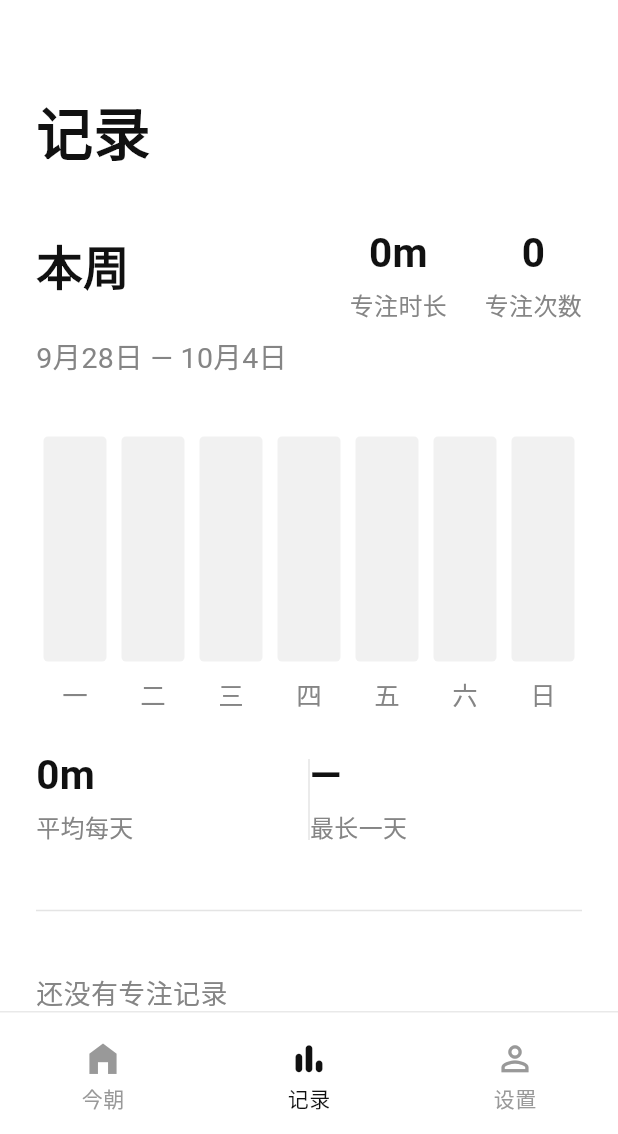
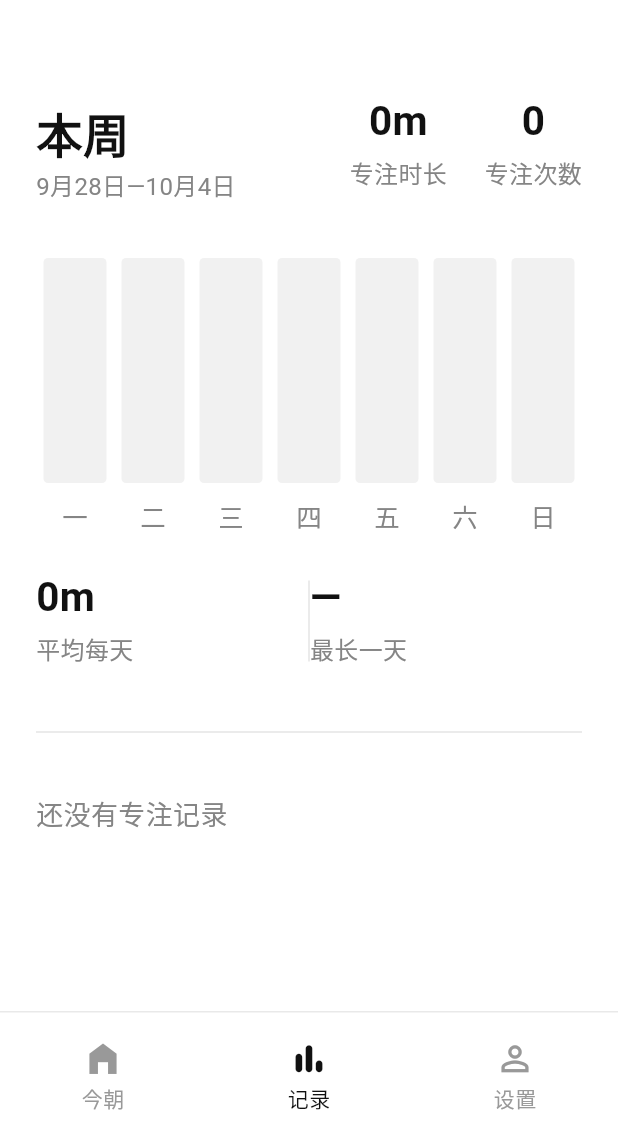
Before and after one commit to william-watson1024/Chrona, a Flutter app: the _HistoryContent screen opened directly, on a phone screen of 412 x 824 dp, the part 102-1236 px from its top. Run offline on Flutter 3.47's test engine with Material 3 defaults, Android fonts, the phone set to English and light mode, and no system bars; our stand-ins replace flutter_local_notifications, shared_preferences, sqflite, timezone; accounts and stored records are empty; statements that could not run were skipped.

Commit message:
feat: 优化历史记录和专注会话条目显示，调整文本样式和布局

```diff
--- a/lib/screens/history/history_screen.dart
+++ b/lib/screens/history/history_screen.dart
@@ -66,16 +66,6 @@ class _HistoryContent extends StatelessWidget {
                         ),
                       ),
                       const SizedBox(height: 67),
-                      const Text(
-                        '记录',
-                        style: TextStyle(
-                          color: Color(0xFF111111),
-                          fontSize: 38,
-                          height: 1.05,
-                          fontWeight: FontWeight.w600,
-                        ),
-                      ),
-                      const SizedBox(height: 48),
                       _WeekOverview(
                         summary: week,
                         onDayTap: (date) => Navigator.of(context).push(
@@ -216,16 +206,26 @@ class _WeekOverview extends StatelessWidget {
         Row(
           crossAxisAlignment: CrossAxisAlignment.start,
           children: [
-            const Expanded(
+            Expanded(
               child: Column(
                 crossAxisAlignment: CrossAxisAlignment.start,
                 children: [
-                  Text(
+                  const Text(
                     '本周',
                     style: TextStyle(
                       color: Color(0xFF111111),
                       fontSize: 31,
                       fontWeight: FontWeight.w600,
+                    ),
+                  ),
+                  const SizedBox(height: 3),
+                  Text(
+                    '${summary.weekStart.month}月${summary.weekStart.day}日—'
+                    '${summary.dateAt(6).month}月${summary.dateAt(6).day}日',
+                    style: const TextStyle(
+                      color: Color(0xFF858585),
+                      fontSize: 16,
+                      height: 1.1,
                     ),
                   ),
                 ],
@@ -238,12 +238,6 @@ class _WeekOverview extends StatelessWidget {
             const SizedBox(width: 25),
             _WeekStat(value: '${summary.count}', label: '专注次数'),
           ],
-        ),
-        const SizedBox(height: 8),
-        Text(
-          '${summary.weekStart.month}月${summary.weekStart.day}日 — '
-          '${summary.dateAt(6).month}月${summary.dateAt(6).day}日',
-          style: const TextStyle(color: Color(0xFF858585), fontSize: 19),
         ),
         const SizedBox(height: 39),
         SizedBox(
```
Also changed, not shown: lib/widgets/focus_session_entry.dart (+11 -14 lines).
